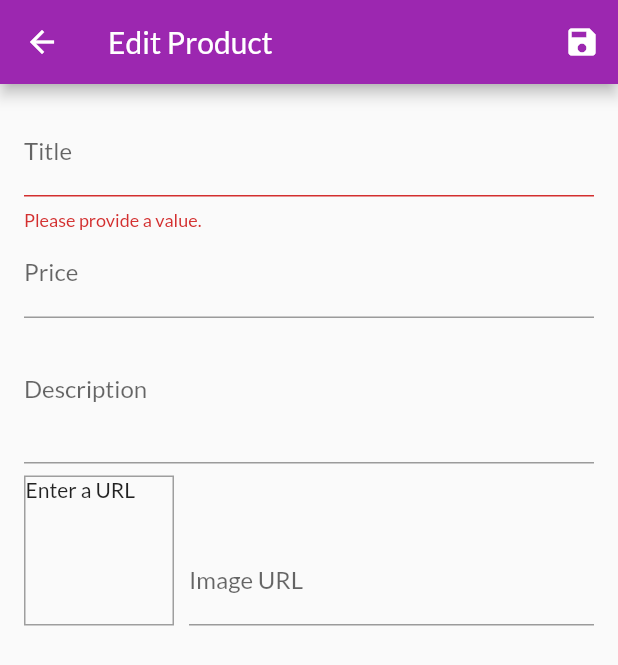
After one commit to alexsilva75/flutter_the_shop_app, a Flutter app: the EditProductScreen screen opened by its route, after a tap on the "save" icon, on a phone screen of 412 x 824 dp. The commit adds this screen. Shown: the top 665 px of the screen. Run offline on Flutter 3.47's test engine with Material 2 defaults, Android fonts, the phone set to English and light mode, and no system bars; network calls fail.

Commit message:
Managing user products; Using Form;Validating form (incomplete);

```diff
--- a/lib/main.dart
+++ b/lib/main.dart
@@ -8,6 +8,8 @@ import './providers/cart.dart';
 import './providers/orders.dart';
 import './screens/cart_screen.dart';
 import './screens/orders_screen.dart';
+import './screens/user_products_screen.dart';
+import './screens/edit_product_screen.dart';
 
 void main() {
   runApp(MyApp());
@@ -48,6 +50,8 @@ class MyApp extends StatelessWidget {
           ProductDetailScreen.routeName: (ctx) => ProductDetailScreen(),
           CartScreen.routeName: (ctx) => CartScreen(),
           OrdersScreen.routeName: (ctx) => OrdersScreen(),
+          UserProductsScreen.routeName: (ctx) => UserProductsScreen(),
+          EditProductScreen.routeName: (ctx) => EditProductScreen(),
         },
       ),
     );
--- /dev/null
+++ b/lib/screens/edit_product_screen.dart
@@ -0,0 +1,198 @@
+import 'package:flutter/material.dart';
+import '../providers/product.dart';
+
+class EditProductScreen extends StatefulWidget {
+  static const routeName = '/edit-product';
+  @override
+  _EditProductScreenState createState() => _EditProductScreenState();
+}
+
+class _EditProductScreenState extends State<EditProductScreen> {
+  final _priceFocusNode = FocusNode();
+  final _descriptionFocusNode = FocusNode();
+  final _imageUrlFocusNode = FocusNode();
+
+  final _imageUrlController = TextEditingController();
+
+  final _form = GlobalKey<FormState>();
+
+  var _editedProduct = Product(
+    id: null,
+    title: '',
+    price: 0,
+    description: '',
+    imageUrl: '',
+  );
+
+  @override
+  void initState() {
+    super.initState();
+    _imageUrlFocusNode.addListener(_updateImageUrl);
+  }
+
+  void dispose() {
+    super.dispose();
+    _imageUrlFocusNode.removeListener(_updateImageUrl);
+    _priceFocusNode.dispose();
+    _descriptionFocusNode.dispose();
+    _imageUrlFocusNode.dispose();
+    _imageUrlController.dispose();
+  }
+
+  void _updateImageUrl() {
+    if (!_imageUrlFocusNode.hasFocus) {
+      setState(() {});
+    }
+  }
+
+  void _saveForm() {
+    final isValid = _form.currentState.validate();
+
+    if (!isValid) {
+      return;
+    }
+    _form.currentState.save();
+    print(_editedProduct.title);
+    print(_editedProduct.description);
+    print(_editedProduct.price);
+    print(_editedProduct.imageUrl);
+  }
+
+  @override
+  Widget build(BuildContext context) {
+    return Scaffold(
+      appBar: AppBar(
+        title: Text('Edit Product'),
+        actions: <Widget>[
+          IconButton(
+            icon: Icon(Icons.save),
+            onPressed: () {
+              _saveForm();
+            },
+          )
+        ],
+      ),
+      body: Padding(
+        padding: const EdgeInsets.all(16.0),
+        child: Form(
+          key: _form,
+          child: SingleChildScrollView(
+            child: Column(
+              children: <Widget>[
+                TextFormField(
+                  decoration: InputDecoration(
+                    labelText: 'Title',
+                  ),
+                  textInputAction: TextInputAction.next,
+                  onFieldSubmitted: (value) {
+                    FocusScope.of(context).requestFocus(_priceFocusNode);
+                  },
+                  validator: (value) {
+                    if (value.isEmpty) {
+                      return 'Please provide a value.';
+                    }
+
+                    return null;
+                  },
+                  onSaved: (value) {
+                    _editedProduct = Product(
+                      id: _editedProduct.id,
+                      title: value,
+                      price: _editedProduct.price,
+                      description: _editedProduct.description,
+                      imageUrl: _editedProduct.imageUrl,
+                    );
+                  },
+                ),
+                TextFormField(
+                  decoration: InputDecoration(
+                    labelText: 'Price',
+                  ),
+                  textInputAction: TextInputAction.next,
+                  keyboardType: TextInputType.number,
+                  focusNode: _priceFocusNode,
+                  onFieldSubmitted: (value) {
+                    FocusScope.of(context).requestFocus(_descriptionFocusNode);
+                  },
+                  onSaved: (value) {
+                    _editedProduct = Product(
+                      id: _editedProduct.id,
+                      title: _editedProduct.title,
+                      price: double.parse(value),
+                      description: _editedProduct.description,
+                      imageUrl: _editedProduct.imageUrl,
+                    );
+                  },
+                ),
+                TextFormField(
+                  decoration: InputDecoration(
+                    labelText: 'Description',
+                  ),
+                  maxLines: 3,
+                  keyboardType: TextInputType.multiline,
+                  focusNode: _descriptionFocusNode,
+                  onSaved: (value) {
+                    _editedProduct = Product(
+                      id: _editedProduct.id,
+                      title: _editedProduct.title,
+                      price: _editedProduct.price,
+                      description: value,
+                      imageUrl: _editedProduct.imageUrl,
+                    );
+                  },
+                ),
+                Row(
+                  crossAxisAlignment: CrossAxisAlignment.end,
+                  children: <Widget>[
+                    Container(
+                      width: 100,
+                      height: 100,
+                      margin: EdgeInsets.only(
+                        top: 8,
+                        right: 10,
+                      ),
+                      decoration: BoxDecoration(
+                        border: Border.all(
+                          width: 1,
+                          color: Colors.grey,
+                        ),
+                      ),
+                      child: _imageUrlController.text.isEmpty
+                          ? Text('Enter a URL')
+                          : FittedBox(
+                              child: Image.network(
+                              _imageUrlController.text,
+                              fit: BoxFit.cover,
+                            )),
+                    ),
+                    Expanded(
+                      child: TextFormField(
+                        decoration: InputDecoration(labelText: 'Image URL'),
+                        keyboardType: TextInputType.url,
+                        textInputAction: TextInputAction.done,
+                        controller: _imageUrlController,
+                        focusNode: _imageUrlFocusNode,
+                        onFieldSubmitted: (value) {
+                          _saveForm();
+                        },
+                        onSaved: (value) {
+                          _editedProduct = Product(
+                            id: _editedProduct.id,
+                            title: _editedProduct.title,
+                            price: _editedProduct.price,
+                            description: _editedProduct.description,
+                            imageUrl: value,
+                          );
+                        },
+                      ),
+                    ),
+                  ],
+                ),
+              ],
+            ),
+          ),
+        ),
+      ),
+    );
+  }
+}
--- a/lib/widgets/app_drawer.dart
+++ b/lib/widgets/app_drawer.dart
@@ -1,6 +1,7 @@
 import 'package:flutter/material.dart';
 
 import '../screens/orders_screen.dart';
+import '../screens/user_products_screen.dart';
 
 class AppDrawer extends StatelessWidget {
   @override
@@ -29,6 +30,15 @@ class AppDrawer extends StatelessWidget {
                   .pushReplacementNamed(OrdersScreen.routeName);
             },
           ),
+          Divider(),
+          ListTile(
+            leading: Icon(Icons.edit),
+            title: Text('Manage Products'),
+            onTap: () {
+              Navigator.of(context)
+                  .pushReplacementNamed(UserProductsScreen.routeName);
+            },
+          ),
         ],
       ),
     );
```
Also changed, not shown: lib/providers/cart.dart (+20 -0 lines), lib/screens/user_products_screen.dart (added, +47 -0 lines), lib/widgets/cart_item.dart (+23 -0 lines), lib/widgets/product_item.dart (+15 -0 lines), lib/widgets/user_product_item.dart (added, +38 -0 lines).
